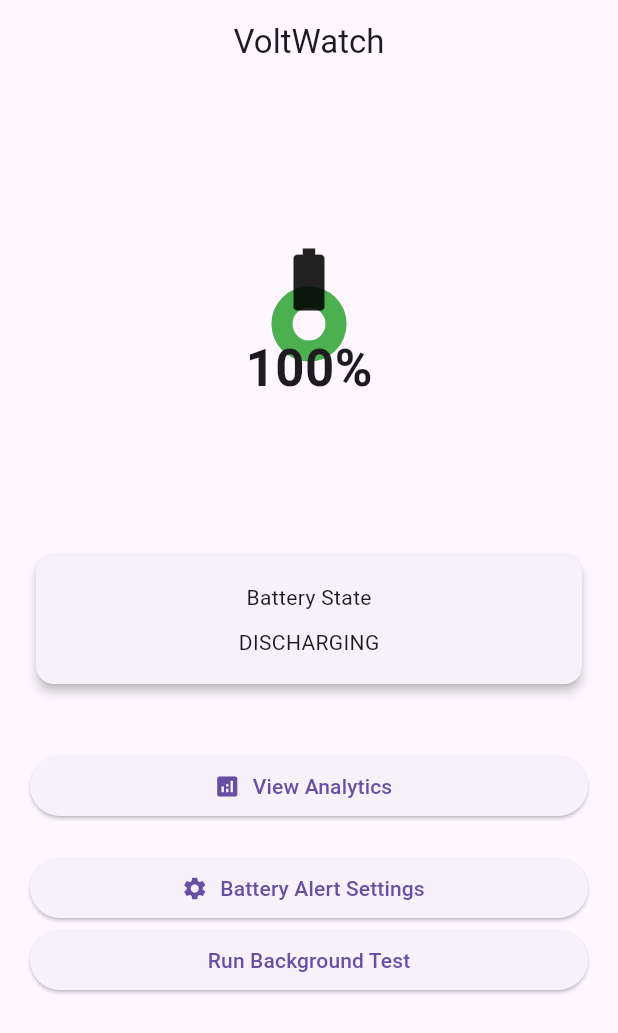
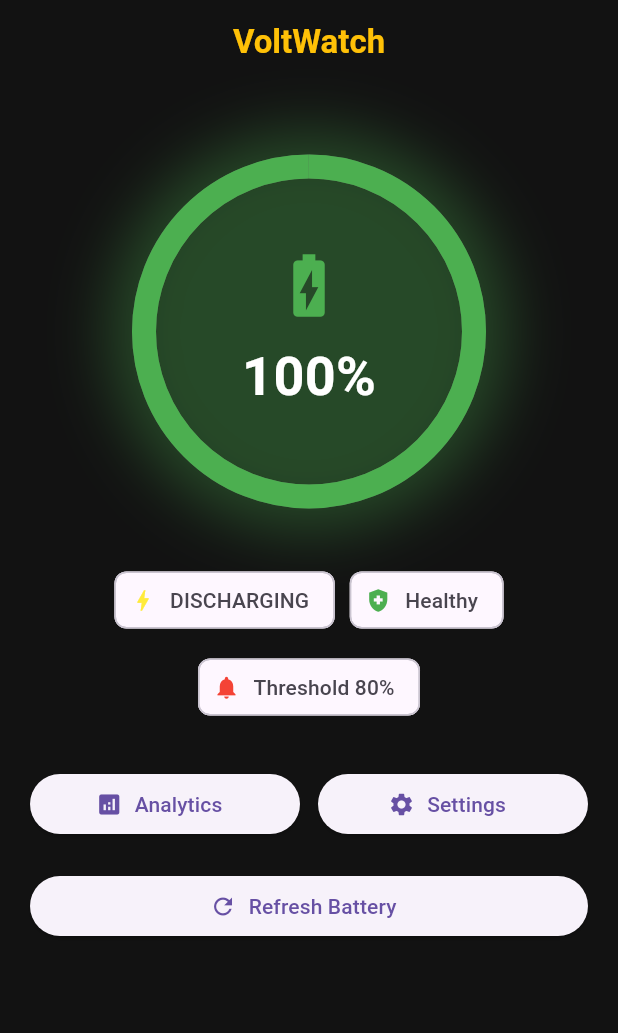
Before and after one commit to PranavKhandelwal1/voltwatch, a Flutter app: the screen it shows after launch, on a phone screen of 412 x 824 dp. Shown: the top 1033 px of the screen. Run offline on Flutter 3.47's test engine with Material 3 defaults, Android fonts, the phone set to English and light mode, and no system bars; our stand-ins replace battery_plus, fl_chart, flutter_local_notifications, flutter_riverpod, hive, hive_flutter; missing offline and left inert: workmanager; accounts and stored records are empty.

Commit message:
Complete VoltWatch app

```diff
--- a/lib/presentation/screens/dashboard_screen.dart
+++ b/lib/presentation/screens/dashboard_screen.dart
@@ -1,104 +1,188 @@
 import 'package:flutter/material.dart';
 import 'package:flutter_riverpod/flutter_riverpod.dart';
-import 'package:voltwatch/core/services/alert_service.dart';
-import 'package:voltwatch/core/services/notification_service.dart';
-import 'package:voltwatch/data/models/battery_log_model.dart';
-import 'package:voltwatch/presentation/screens/analytics_screen.dart';
-import 'package:voltwatch/presentation/screens/settings_screen.dart';
-import 'package:voltwatch/presentation/viewmodels/settings_provider.dart';
-import '../../core/services/background_service.dart';
+import '../../core/services/alert_service.dart';
+import '../../core/services/notification_service.dart';
 import '../viewmodels/battery_provider.dart';
+import '../viewmodels/settings_provider.dart';
 import '../widgets/battery_gauge.dart';
-import '../viewmodels/log_provider.dart';
+import 'analytics_screen.dart';
+import 'settings_screen.dart';
 
-/// Main dashboard screen
 class DashboardScreen extends ConsumerWidget {
   const DashboardScreen({super.key});
 
   @override
   Widget build(BuildContext context, WidgetRef ref) {
-    final batteryLevel = ref.watch(batteryLevelStreamProvider);
-    final batteryState = ref.watch(batteryStateStreamProvider);
+    final batteryLevel =
+    ref.watch(batteryLevelStreamProvider);
+
+    final batteryState =
+    ref.watch(batteryStateStreamProvider);
 
     return Scaffold(
-      appBar: AppBar(title: const Text("VoltWatch"), centerTitle: true),
-      body: ListView(
+      backgroundColor: const Color(0xFF121212),
+
+      appBar: AppBar(
+        backgroundColor: Colors.transparent,
+        elevation: 0,
+        title: const Text(
+          "VoltWatch",
+          style: TextStyle(
+            color: Colors.amber,
+            fontWeight: FontWeight.bold,
+          ),
+        ),
+        centerTitle: true,
+      ),
+
+      body: Padding(
         padding: const EdgeInsets.all(20),
+        child: ListView(
           children: [
-          const SizedBox(height: 30),
+            const SizedBox(height: 20),
 
-          // 1. Battery percentage UI
+            /// Battery Gauge
             batteryLevel.when(
               data: (level) {
-              final threshold = ref.watch(batteryThresholdProvider);
+                final threshold =
+                ref.watch(
+                  batteryThresholdProvider,
+                );
 
-              // Notification logic
-              if (AlertService.canNotify(level, threshold)) {
-                NotificationService.showBatteryAlert(level);
+                if (AlertService.canNotify(
+                    level, threshold)) {
+                  NotificationService
+                      .showBatteryAlert(level);
                 }
 
-              return Center(child: BatteryGauge(batteryLevel: level));
+                return Center(
+                  child: BatteryGauge(
+                    batteryLevel: level,
+                  ),
+                );
               },
-            loading: () => const Center(child: CircularProgressIndicator()),
-            error: (error, stack) => Center(child: Text(error.toString())),
+              loading: () =>
+              const Center(
+                child:
+                CircularProgressIndicator(),
               ),
-
-          const SizedBox(height: 40),
-
-          // 2. Battery charging/discharging state UI
-          batteryState.when(
-            data: (state) => Card(
-              elevation: 3,
-              child: Padding(
-                padding: const EdgeInsets.all(18),
-                child: Column(
-                  children: [
-                    const Text("Battery State"),
-                    const SizedBox(height: 10),
-                    Text(state.name.toUpperCase()),
-                  ],
+              error: (error, stack) =>
+                  Center(
+                    child: Text(
+                      error.toString(),
                     ),
                   ),
             ),
-            loading: () => const Center(child: CircularProgressIndicator()),
-            error: (error, stack) => Center(child: Text(error.toString())),
+
+            const SizedBox(height: 30),
+
+            /// Status Chips
+            batteryState.when(
+              data: (state) => Wrap(
+                spacing: 10,
+                runSpacing: 10,
+                alignment:
+                WrapAlignment.center,
+                children: [
+                  Chip(
+                    avatar: const Icon(
+                      Icons.bolt,
+                      color: Colors.yellow,
+                    ),
+                    label: Text(
+                      state.name.toUpperCase(),
+                    ),
+                  ),
+                  const Chip(
+                    avatar: Icon(
+                      Icons.health_and_safety,
+                      color: Colors.green,
+                    ),
+                    label: Text("Healthy"),
+                  ),
+                  Chip(
+                    avatar: const Icon(
+                      Icons.notifications,
+                      color: Colors.red,
+                    ),
+                    label: Text(
+                      "Threshold ${ref.watch(batteryThresholdProvider)}%",
+                    ),
+                  ),
+                ],
+              ),
+              loading: () =>
+              const Center(
+                child:
+                CircularProgressIndicator(),
+              ),
+              error: (error, stack) =>
+                  Center(
+                    child: Text(
+                      error.toString(),
+                    ),
+                  ),
             ),
 
-          const SizedBox(height: 20),
+            const SizedBox(height: 30),
 
-
-          const SizedBox(height: 20),
-
-          ElevatedButton.icon(
+            /// Navigation Buttons
+            Row(
+              children: [
+                Expanded(
+                  child: ElevatedButton.icon(
                     onPressed: () {
                       Navigator.push(
                         context,
-                MaterialPageRoute(builder: (_) => const AnalyticsScreen()),
+                        MaterialPageRoute(
+                          builder: (_) =>
+                          const AnalyticsScreen(),
+                        ),
                       );
                     },
-            icon: const Icon(Icons.analytics),
-            label: const Text("View Analytics"),
+                    icon: const Icon(
+                      Icons.analytics,
+                    ),
+                    label:
+                    const Text("Analytics"),
+                  ),
+                ),
+                const SizedBox(width: 12),
+                Expanded(
+                  child: ElevatedButton.icon(
+                    onPressed: () {
+                      Navigator.push(
+                        context,
+                        MaterialPageRoute(
+                          builder: (_) =>
+                          const SettingsScreen(),
+                        ),
+                      );
+                    },
+                    icon:
+                    const Icon(Icons.settings),
+                    label:
+                    const Text("Settings"),
+                  ),
+                ),
+              ],
             ),
 
             const SizedBox(height: 20),
 
             ElevatedButton.icon(
               onPressed: () {
-              Navigator.push(
-                context,
-                MaterialPageRoute(builder: (_) => const SettingsScreen()),
-              );
+                ref.invalidate(
+                    batteryLevelStreamProvider);
+                ref.invalidate(
+                    batteryStateStreamProvider);
               },
-            icon: const Icon(Icons.settings),
-            label: const Text("Battery Alert Settings"),
-          ),
-          ElevatedButton(
-            onPressed: () async {
-              await BackgroundService.executeTask();
-            },
-            child: const Text("Run Background Test"),
+              icon: const Icon(Icons.refresh),
+              label:
+              const Text("Refresh Battery"),
             ),
           ],
+        ),
       ),
     );
   }
--- a/lib/presentation/widgets/battery_gauge.dart
+++ b/lib/presentation/widgets/battery_gauge.dart
@@ -1,7 +1,7 @@
 import 'package:flutter/material.dart';
 import '../../core/utils/battery_color_helper.dart';
 
-/// Custom circular battery indicator widget
+/// Modern glowing battery gauge
 class BatteryGauge extends StatelessWidget {
   final int batteryLevel;
 
@@ -12,15 +12,25 @@ class BatteryGauge extends StatelessWidget {
 
   @override
   Widget build(BuildContext context) {
-    final batteryColor = BatteryColorHelper.getColor(batteryLevel);
+    final batteryColor =
+    BatteryColorHelper.getColor(batteryLevel);
 
-    return SizedBox(
-      width: 220,
-      height: 220,
+    return Container(
+      width: 250,
+      height: 250,
+      decoration: BoxDecoration(
+        shape: BoxShape.circle,
+        boxShadow: [
+          BoxShadow(
+            color: batteryColor.withOpacity(0.35),
+            blurRadius: 35,
+            spreadRadius: 8,
+          ),
+        ],
+      ),
       child: Stack(
         alignment: Alignment.center,
         children: [
-          // Animated circular progress
           TweenAnimationBuilder<double>(
             tween: Tween(
               begin: 0,
@@ -28,29 +38,36 @@ class BatteryGauge extends StatelessWidget {
             ),
             duration: const Duration(seconds: 1),
             builder: (context, value, child) {
-              return CircularProgressIndicator(
-                value: value,
-                strokeWidth: 14,
-              color: batteryColor,
-                backgroundColor: Colors.grey.shade300,
+              return SizedBox(
+                width: 220,
+                height: 220,
+                child: CircularProgressIndicator(
+                  value: value,
+                  strokeWidth: 16,
+                  color: batteryColor,
+                  backgroundColor:
+                  Colors.white.withOpacity(0.2),
+                ),
               );
             },
           ),
 
-          // Battery percentage text
           Column(
-            mainAxisAlignment: MainAxisAlignment.center,
+            mainAxisAlignment:
+            MainAxisAlignment.center,
             children: [
-              const Icon(
-                Icons.battery_full,
+              Icon(
+                Icons.battery_charging_full,
                 size: 50,
+                color: batteryColor,
               ),
               const SizedBox(height: 10),
               Text(
                 "$batteryLevel%",
                 style: const TextStyle(
-                  fontSize: 34,
+                  fontSize: 36,
                   fontWeight: FontWeight.bold,
+                  color: Colors.white,
                 ),
               ),
             ],
```
Lines whose indentation alone changed are shown as unchanged.
